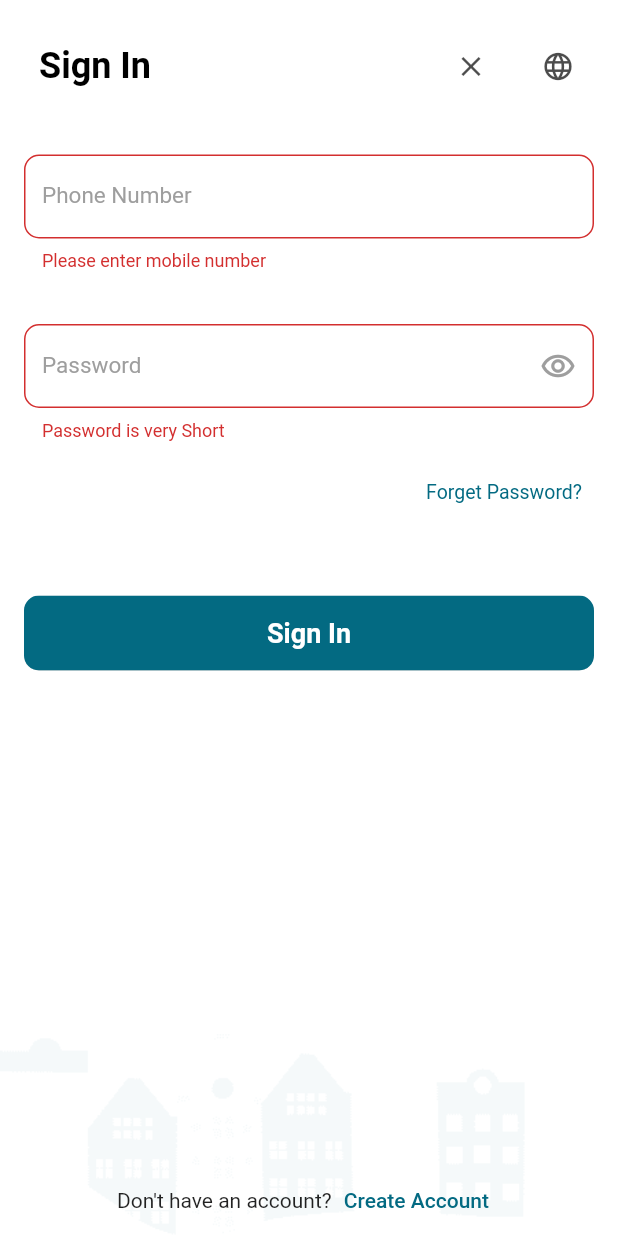
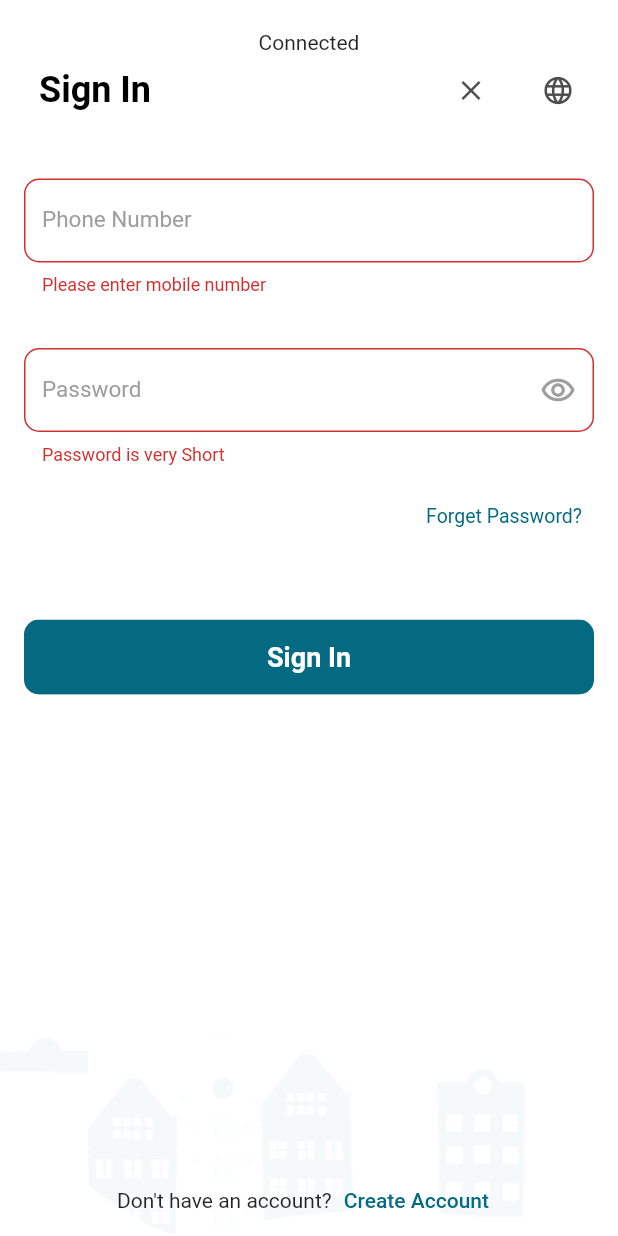
Before and after one commit to fadyZaherEng/GssApp, a Flutter app: the screen it shows after launch, after a tap on "Sign In", on a phone screen of 412 x 824 dp. Run offline on Flutter 3.47's test engine with Material 2 defaults, Android fonts, the light colour scheme and no system bars; our stand-ins replace connectivity, dartz, dio, email_validator, firebase_core, firebase_messaging and 14 more; accounts and stored records are empty; generated files the repository leaves out were written again.

Commit message:
upload finish

```diff
--- a/lib/main.dart
+++ b/lib/main.dart
@@ -3,6 +3,7 @@ import 'dart:io';
 import 'package:firebase_core/firebase_core.dart';
 import 'package:firebase_messaging/firebase_messaging.dart';
 import 'package:gss/src/config/themes/light_theme.dart';
+import 'package:gss/src/core/resources/bloc_observer/observer.dart';
 import 'package:gss/src/core/resources/firebase_options.dart';
 import 'package:gss/src/data/sources/local/cashe_helper.dart';
 import 'package:gss/src/data/sources/remote/gbu/notification/local_notification.dart';
@@ -13,6 +14,8 @@ import 'package:gss/src/di/use_case_injector.dart';
 import 'package:gss/src/di/repository_injector.dart';
 import 'package:gss/src/domain/entities/responses/home_response/home_tower.dart';
 import 'package:flutter/material.dart';
+import 'package:gss/src/presentation/blocs/internet/internet_bloc.dart';
+import 'package:gss/src/presentation/blocs/theme/theme_bloc.dart';
 import 'package:hive/hive.dart';
 import 'package:hive_flutter/adapters.dart';
 import 'package:path_provider/path_provider.dart' as path_provider;
@@ -31,9 +34,11 @@ void main() async {
   await initModules();
   await initHive();
   await callFirebaseMassaging();
+  Bloc.observer = SimpleBlocObserver();
   runApp(const MyApp());
 }
-
+//ناقص freezed
+//عندي على كورس مينا ابقا اشوفها
 Future<void> firebaseMassageBackground(RemoteMessage message) async {
   LocalNotificationService.display(message);
 }
@@ -63,13 +68,13 @@ Future<void> initHive() async {
 }
 
 Future<void> initModules() async {
+  await SharedHelper.init();
   await injectionApp();
   await dataLayerInjection();
   await repositoryInjection();
   await useCaseInjection();
   await blocInjection();
   await LocalNotificationService.initialize();
-  await SharedHelper.init();
   await Firebase.initializeApp(
     options: DefaultFirebaseOptions.currentPlatform,
   );
@@ -81,10 +86,14 @@ class MyApp extends StatefulWidget {
   @override
   State<MyApp> createState() => _MyAppState();
 }
+//theme locale and others need material app put in one bloc
+//then material listner on it
+//this bloc is the bloc that happen change in theme, local,elc
+//this main that it is main bloc or home bloc
 
 class _MyAppState extends State<MyApp> {
   Locale locale = const Locale("en");
-
+  ThemeData themeData=lightTheme();
   @override
   Widget build(BuildContext context) {
     return MultiBlocProvider(
@@ -92,12 +101,18 @@ class _MyAppState extends State<MyApp> {
         BlocProvider(create: (context) => instance<HomeBloc>()),
         BlocProvider(create: (context) => instance<SignUpBloc>()),
         BlocProvider(create: (context) => instance<SignInBloc>()),
+        BlocProvider(create: (context) => instance<InternetBloc>()),
+        BlocProvider(create: (context) => instance<ThemeBloc>()),
       ],
       child: BlocConsumer<SignInBloc, AbstractionSignInState>(
         listener: (context, state) {
           if (state is SignInChangeLangState) {
             locale = state.locale;
           }
+          //here get theme data
+          // if (state is LoadThemeState) {
+          //   themeData=state.themeData;
+          // }
         },
         builder: (context, state) {
           return Phoenix(
@@ -109,7 +124,7 @@ class _MyAppState extends State<MyApp> {
                 locale: locale,
                 home: const SignInScreen(),
                 debugShowCheckedModeBanner: false,
-                theme: lightTheme(),
+                theme: themeData,
               );
             }),
           );
--- /dev/null
+++ b/lib/src/config/themes/dark_theme.dart
@@ -0,0 +1,63 @@
+import 'package:flutter/material.dart';
+import 'package:flutter/services.dart';
+import 'package:hexcolor/hexcolor.dart';
+
+ThemeData darkTheme()=>ThemeData(
+  scaffoldBackgroundColor: HexColor('000028'),
+  appBarTheme:  AppBarTheme(
+    backgroundColor: HexColor('00028'),
+    elevation: 0,
+    titleTextStyle: const TextStyle(
+      fontSize: 20.0,
+      fontWeight: FontWeight.bold,
+      color: Colors.blueAccent,
+    ),
+    systemOverlayStyle: SystemUiOverlayStyle(
+      statusBarColor: HexColor('000028'),
+      statusBarIconBrightness: Brightness.light,
+    ),
+    iconTheme: const IconThemeData(
+      color: Colors.blueAccent,
+    ),
+    actionsIconTheme: const IconThemeData(
+      color: Colors.blueAccent,
+    ),
+  ),
+  bottomNavigationBarTheme:  BottomNavigationBarThemeData(
+    elevation: 0.0,
+    type: BottomNavigationBarType.fixed,
+    selectedItemColor: Colors.blueAccent,
+    backgroundColor:HexColor('000028'),
+    unselectedItemColor: Colors.white,
+  ),
+  floatingActionButtonTheme: const FloatingActionButtonThemeData(),
+  textTheme: const TextTheme(
+    bodyText1: TextStyle(
+      fontWeight: FontWeight.bold,
+      fontSize: 18,
+      color: Colors.white,
+    ),
+    bodyText2: TextStyle(
+      fontWeight: FontWeight.bold,
+      fontSize: 16,
+      color: Colors.white,
+    ),
+    subtitle1: TextStyle(
+      fontWeight: FontWeight.bold,
+      fontSize: 15,
+      color: Colors.white,
+    ),
+    caption: TextStyle(
+      color: Colors.white,
+    ),
+  ),
+  cardTheme: CardTheme(
+    color:HexColor('180040') ,
+  ),
+  hintColor: Colors.white,
+  brightness: Brightness.dark,
+  primaryColor:  Colors.white,
+  drawerTheme: DrawerThemeData(
+    backgroundColor: HexColor('000028'),
+  ),
+);
--- a/lib/src/config/themes/light_theme.dart
+++ b/lib/src/config/themes/light_theme.dart
@@ -1,3 +1,5 @@
+// ignore_for_file: deprecated_member_use
+
 import 'package:flutter/material.dart';
 import 'package:flutter/services.dart';
 
--- /dev/null
+++ b/lib/src/core/resources/bloc_observer/observer.dart
@@ -0,0 +1,40 @@
+import 'package:flutter_bloc/flutter_bloc.dart';
+
+// ignore_for_file: avoid_print
+class SimpleBlocObserver extends BlocObserver {
+  @override
+  void onCreate(BlocBase bloc) {
+    super.onCreate(bloc);
+    print('onCreate -- bloc: ${bloc.runtimeType}');
+  }
+
+  @override
+  void onEvent(Bloc bloc, Object? event) {
+    super.onEvent(bloc, event);
+    print('onEvent -- bloc: ${bloc.runtimeType}, event: $event');
+  }
+
+  @override
+  void onChange(BlocBase bloc, Change change) {
+    super.onChange(bloc, change);
+    print('onChange -- bloc: ${bloc.runtimeType}, change: $change');
+  }
+
+  @override
+  void onTransition(Bloc bloc, Transition transition) {
+    super.onTransition(bloc, transition);
+    print('onTransition -- bloc: ${bloc.runtimeType}, transition: $transition');
+  }
+
+  @override
+  void onError(BlocBase bloc, Object error, StackTrace stackTrace) {
+    print('onError -- bloc: ${bloc.runtimeType}, error: $error');
+    super.onError(bloc, error, stackTrace);
+  }
+
+  @override
+  void onClose(BlocBase bloc) {
+    super.onClose(bloc);
+    print('onClose -- bloc: ${bloc.runtimeType}');
+  }
+}
--- a/lib/src/core/utils/constants/nums.dart
+++ b/lib/src/core/utils/constants/nums.dart
@@ -19,3 +19,7 @@ enum DataSource {
   NO_INTERNET_CONNECTION,
   DEFAULT
 }
+enum AppTheme{
+  LIGHT,
+  DARK,
+}
--- a/lib/src/di/bloc_injector.dart
+++ b/lib/src/di/bloc_injector.dart
@@ -1,11 +1,42 @@
+import 'package:gss/src/core/utils/constants/nums.dart';
+import 'package:gss/src/data/sources/local/cashe_helper.dart';
 import 'package:gss/src/di/injector.dart';
 import 'package:gss/src/presentation/blocs/home/home_bloc.dart';
+import 'package:gss/src/presentation/blocs/internet/internet_bloc.dart';
 import 'package:gss/src/presentation/blocs/sign_in/sign_in_bloc.dart';
 import 'package:gss/src/presentation/blocs/sign_up/sign_up_bloc.dart';
+import 'package:gss/src/presentation/blocs/theme/theme_bloc.dart';
+import 'package:gss/src/presentation/blocs/theme/theme_event.dart';
 
 Future<void> blocInjection() async {
-  instance.registerLazySingleton<HomeBloc>(() =>HomeBloc());
-  instance.registerLazySingleton<SignInBloc>(() =>SignInBloc());
-  instance.registerLazySingleton<SignUpBloc>(() =>SignUpBloc());
-
+  instance.registerLazySingleton<HomeBloc>(
+    () => HomeBloc(),
+  );
+  instance.registerLazySingleton<SignInBloc>(
+    () => SignInBloc(),
+  );
+  instance.registerLazySingleton<SignUpBloc>(
+    () => SignUpBloc(),
+  );
+  instance.registerLazySingleton<InternetBloc>(
+    () => InternetBloc()..workLister(),
+  );
+  final AppTheme appTheme;
+  if (SharedHelper.get(key: 'theme') != null) {
+    if (SharedHelper.get(key: 'theme') == 'light') {
+      appTheme = AppTheme.LIGHT;
+    } else {
+      appTheme = AppTheme.DARK;
+    }
+  } else {
+    appTheme = AppTheme.LIGHT;
+  }
+  instance.registerLazySingleton<ThemeBloc>(
+    () => ThemeBloc()
+      ..add(
+        GetCurrentThemeEvent(
+          appTheme: appTheme,
+        ),
+      ),
+  );
 }
--- /dev/null
+++ b/lib/src/presentation/blocs/internet/internet_bloc.dart
@@ -0,0 +1,30 @@
+import 'dart:async';
+import 'package:connectivity/connectivity.dart';
+import 'package:flutter_bloc/flutter_bloc.dart';
+import 'package:gss/src/presentation/blocs/internet/internet_event.dart';
+import 'package:gss/src/presentation/blocs/internet/internet_state.dart';
+
+class InternetBloc
+    extends Bloc<AbstractionInternetEvent, AbstractionInternetState> {
+  InternetBloc() : super(InitialAbstractionInternetState()) {
+    on<AbstractionInternetEvent>(_onAbstractionInternetEvent);
+  }
+  FutureOr<void> _onAbstractionInternetEvent(
+      AbstractionInternetEvent event, Emitter<AbstractionInternetState> emit) {
+    if (event is  ConnectAbstractionInternetEvent) {
+      emit(ConnectAbstractionInternetState(massage: "Connected"));
+    } else {
+      emit(DisconnectAbstractionInternetState(massage: "DisConnected"));
+    }
+  }
+  void workLister(){
+    Connectivity().onConnectivityChanged.listen((status) {
+      if (status == ConnectivityResult.mobile ||
+          status == ConnectivityResult.wifi) {
+       add(ConnectAbstractionInternetEvent());
+      } else {
+       add(DisConnectAbstractionInternetEvent());
+      }
+    });
+  }
+}
--- /dev/null
+++ b/lib/src/presentation/blocs/internet/internet_event.dart
@@ -0,0 +1,4 @@
+abstract class AbstractionInternetEvent{}
+
+class ConnectAbstractionInternetEvent extends AbstractionInternetEvent{}
+class DisConnectAbstractionInternetEvent extends AbstractionInternetEvent{}
--- /dev/null
+++ b/lib/src/presentation/blocs/internet/internet_state.dart
@@ -0,0 +1,13 @@
+abstract class AbstractionInternetState{}
+
+class InitialAbstractionInternetState extends AbstractionInternetState{}
+class ConnectAbstractionInternetState extends AbstractionInternetState{
+  String massage;
+
+  ConnectAbstractionInternetState({required this.massage});
+}
+class DisconnectAbstractionInternetState extends AbstractionInternetState{
+  String massage;
+
+  DisconnectAbstractionInternetState({required this.massage});
+}
--- /dev/null
+++ b/lib/src/presentation/blocs/theme/theme_bloc.dart
@@ -0,0 +1,37 @@
+import 'dart:async';
+
+import 'package:flutter_bloc/flutter_bloc.dart';
+import 'package:gss/src/config/themes/dark_theme.dart';
+import 'package:gss/src/config/themes/light_theme.dart';
+import 'package:gss/src/core/utils/constants/nums.dart';
+import 'package:gss/src/data/sources/local/cashe_helper.dart';
+import 'package:gss/src/presentation/blocs/theme/theme_event.dart';
+import 'package:gss/src/presentation/blocs/theme/theme_state.dart';
+
+class ThemeBloc extends Bloc<ThemeEvent, ThemeState> {
+  ThemeBloc() : super(InitialTheme()) {
+    on<GetCurrentThemeEvent>(_onGetCurrentThemeEvent);
+    on<ThemeChangedEvent>(_onThemeChangedEvent);
+  }
+
+  FutureOr<void> _onGetCurrentThemeEvent(
+      GetCurrentThemeEvent event, Emitter<ThemeState> emit) {
+    if(event.appTheme==AppTheme.LIGHT){
+      emit(LoadThemeState(lightTheme()));
+    }else{
+      emit(LoadThemeState(darkTheme()));
+    }
+  }
+  //when user click change theme
+
+  FutureOr<void> _onThemeChangedEvent(
+      ThemeChangedEvent event, Emitter<ThemeState> emit) {
+    if(event.theme==AppTheme.LIGHT){
+      SharedHelper.save(value: 'light', key: 'theme');
+      emit(LoadThemeState(lightTheme()));
+    }else{
+      SharedHelper.save(value: 'dark', key: 'theme');
+      emit(LoadThemeState(darkTheme()));
+    }
+  }
+}
--- /dev/null
+++ b/lib/src/presentation/blocs/theme/theme_event.dart
@@ -0,0 +1,13 @@
+import 'package:gss/src/core/utils/constants/nums.dart';
+
+abstract class ThemeEvent {}
+
+class GetCurrentThemeEvent extends ThemeEvent {
+  final AppTheme appTheme;
+  GetCurrentThemeEvent({required this.appTheme});
+}
+
+class ThemeChangedEvent extends ThemeEvent {
+  final AppTheme theme;
+  ThemeChangedEvent({required this.theme});
+}
--- /dev/null
+++ b/lib/src/presentation/blocs/theme/theme_state.dart
@@ -0,0 +1,10 @@
+import 'package:flutter/material.dart';
+import 'package:gss/src/core/utils/constants/nums.dart';
+
+abstract class ThemeState {}
+class InitialTheme extends ThemeState{}
+
+class LoadThemeState extends ThemeState {
+  final ThemeData themeData;
+  LoadThemeState(this.themeData);
+}
--- a/lib/src/presentation/screens/sign_in/widgets/sign_in_body_widget.dart
+++ b/lib/src/presentation/screens/sign_in/widgets/sign_in_body_widget.dart
@@ -1,5 +1,9 @@
 // ignore_for_file: prefer_typing_uninitialized_variables, must_be_immutable
 import 'package:flutter/material.dart';
+import 'package:flutter_bloc/flutter_bloc.dart';
+import 'package:gss/src/di/injector.dart';
+import 'package:gss/src/presentation/blocs/internet/internet_bloc.dart';
+import 'package:gss/src/presentation/blocs/internet/internet_state.dart';
 import 'package:gss/src/presentation/screens/sign_in/widgets/sign_in_background_widget.dart';
 import 'package:gss/src/presentation/widgets/custom_text_field_widget.dart';
 import 'package:gss/src/presentation/widgets/password_text_field_widget.dart';
@@ -53,8 +57,15 @@ class _SignInBodyWidgetState extends State<SignInBodyWidget> {
             key: widget.formKey,
             child: Column(
               children: [
-                const SizedBox(
-                  height: 20,
+              const SizedBox(
+              height: 20,),
+                BlocBuilder<InternetBloc,AbstractionInternetState>(
+                  builder:(context,state)=>  state is ConnectAbstractionInternetState?
+                  Text(state.massage,):const SizedBox(),
+                ),
+                BlocBuilder<InternetBloc,AbstractionInternetState>(
+                  builder:(context,state)=>  state is DisconnectAbstractionInternetState?
+                  Text(state.massage,):const SizedBox(),
                 ),
                 Row(
                   children: [
--- a/pubspec.yaml
+++ b/pubspec.yaml
@@ -39,14 +39,14 @@ dependencies:
   shared_preferences:
   json_serializable:
   json_annotation:
-
+  connectivity:
 
 dev_dependencies:
   flutter_test:
     sdk: flutter
   flutter_lints: ^2.0.0
   retrofit_generator:
-  build_runner:
+  build_runner: ^2.4.6
   hive_generator:
 
 flutter:
```
Also changed, not shown: pubspec.lock, 1 other file.
